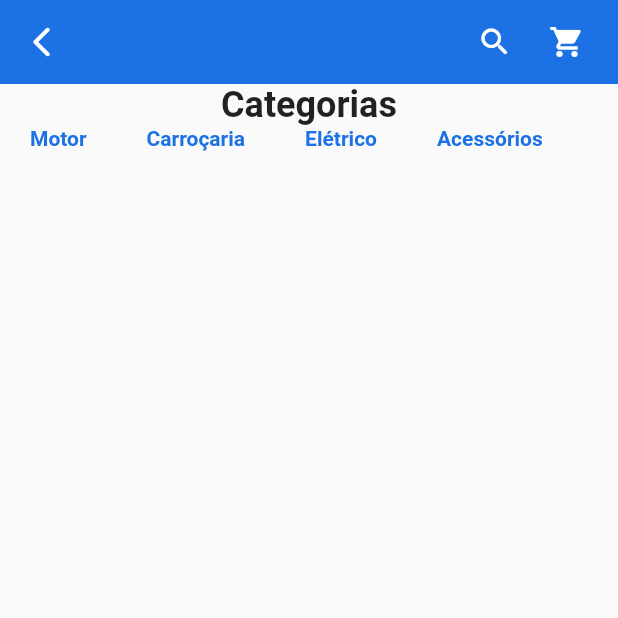
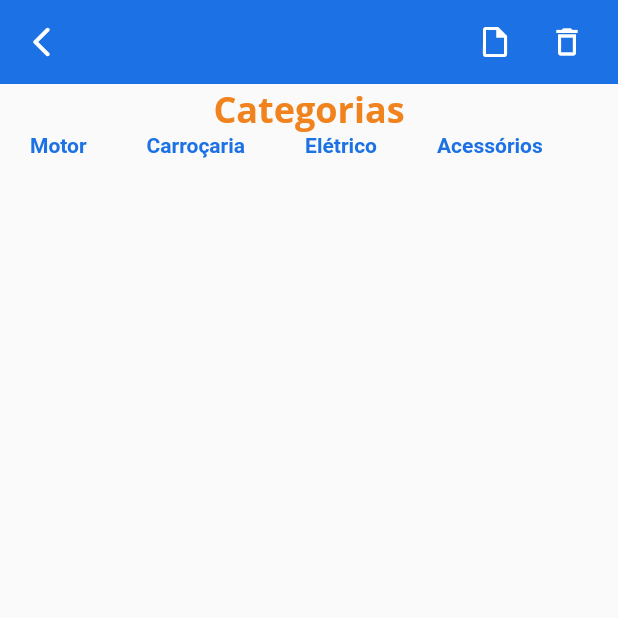
Before and after one commit to birth1mark/trabpdm, a Flutter app: the screen it shows after launch, on a phone screen of 412 x 824 dp, the top half of it. Run offline on Flutter 3.47's test engine with Material 2 defaults, Android fonts, the phone set to English and light mode, and no system bars; our stand-ins replace cloud_firestore, google_fonts; accounts and stored records are empty; Roboto replaces fonts that are missing (Open Sans).

Commit message:
commit on maste

```diff
--- a/lib/res/theme.dart
+++ b/lib/res/theme.dart
@@ -3,3 +3,4 @@ import 'package:flutter/material.dart';
 
 
 const  colorBlue = Color.fromARGB(255, 28, 114, 228);
+const colorOrange = Color.fromARGB(255, 240, 131, 30);
--- a/lib/screens/components/bodypecas.dart
+++ b/lib/screens/components/bodypecas.dart
@@ -5,14 +5,14 @@ class BodyPecas extends StatelessWidget {
   @override
   Widget build(BuildContext context) {
     return Column(
+
       children: <Widget>[
         Padding(
+
             padding: const EdgeInsets.symmetric(horizontal: 20),
+
             child: Text("Categorias",
-                style: Theme.of(context)
-                    .textTheme
-                    .headline5
-                    ?.copyWith(fontWeight: FontWeight.bold))),
+                style:TextStyle(color: colorOrange, fontWeight: FontWeight.bold, fontSize: 24, fontFamily:"Open Sans"))),
         Categories(),
       ],
     );
@@ -30,6 +30,7 @@ class _CategoriesState extends State<Categories> {
   @override
   Widget build(BuildContext context) {
     return SizedBox(
+
       height: 25,
       child: ListView.builder(
         scrollDirection: Axis.horizontal,
--- a/lib/screens/pecasscreen.dart
+++ b/lib/screens/pecasscreen.dart
@@ -20,11 +20,11 @@ class PecasScreen extends StatelessWidget {
           actions:<Widget>[
 
            IconButton(
-            icon: Icon(Icons.search_rounded),
+            icon: Icon(Icons.insert_drive_file_outlined),
             onPressed: () {},
           ),
           IconButton(
-            icon: Icon(Icons.shopping_cart),
+            icon: Icon(Icons.delete_outlined),
             onPressed: () {},
           ),
           SizedBox(width: 10)
--- a/pubspec.yaml
+++ b/pubspec.yaml
@@ -35,6 +35,7 @@ dependencies:
   # Use with the CupertinoIcons class for iOS style icons.
   cupertino_icons: ^1.0.2
   google_fonts: ^3.0.1
+  cloud_firestore: ^3.1.18
 
 dev_dependencies:
   flutter_test:
```
Also changed, not shown: lib/utils/database.dart (added, +64 -0 lines), pubspec.lock, 2 other files.
